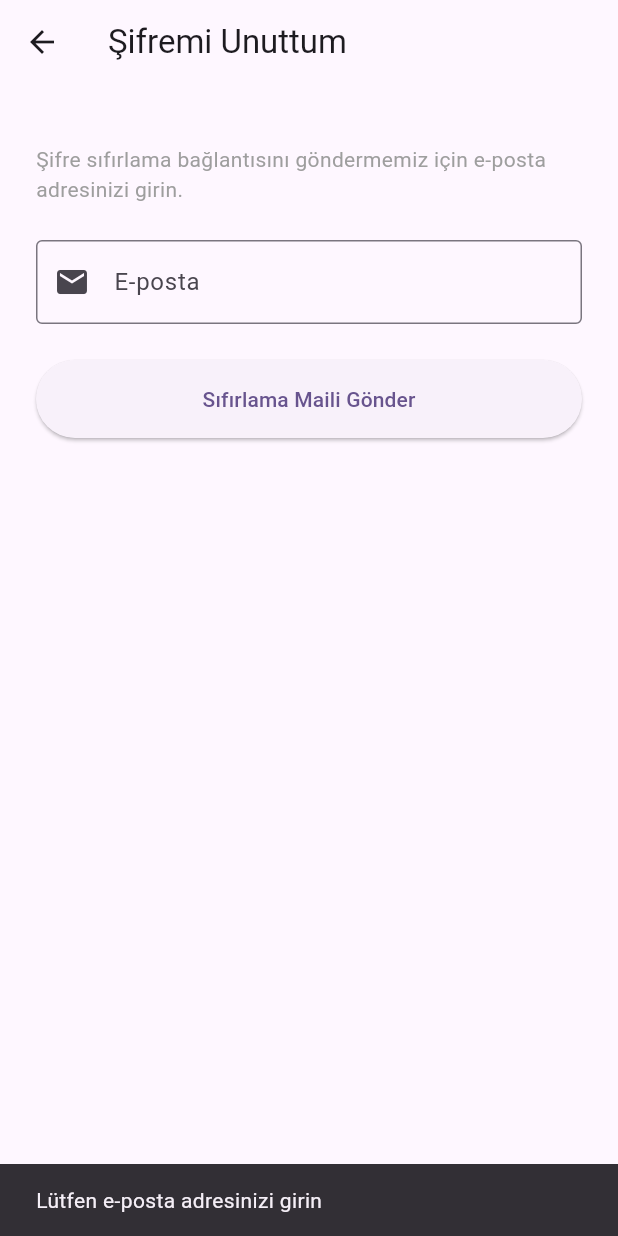
After one commit to onuryr/hadi-app, a Flutter app: the ForgotPasswordScreen screen opened directly, after a tap on "Sıfırlama Maili Gönder", on a phone screen of 412 x 824 dp. The commit adds this screen. Run offline on Flutter 3.47's test engine with Material 3 defaults, Android fonts, the phone set to English and light mode, and no system bars; our stand-ins replace cached_network_image, firebase_core, firebase_messaging, flutter_local_notifications, geocoding, geolocator and 4 more; accounts and stored records are empty.

Commit message:
feat(HAD-25): add forgot password screen and deep link config
- Add ForgotPasswordScreen: email input, loading state, success/error
  handling, calls resetPasswordForEmail with redirectTo hadi://reset-password
- Add Sifremi Unuttum link on LoginScreen below password field (login mode only)
- Add hadi://reset-password intent-filter to AndroidManifest

Note: Supabase Dashboard redirect URL (hadi://reset-password) needs to
be added by CTO under Auth > URL Configuration.

Co-Authored-By: Paperclip <noreply@paperclip.ing>

```diff
--- /dev/null
+++ b/lib/screens/forgot_password_screen.dart
@@ -0,0 +1,137 @@
+import 'package:flutter/material.dart';
+import 'package:supabase_flutter/supabase_flutter.dart';
+
+class ForgotPasswordScreen extends StatefulWidget {
+  const ForgotPasswordScreen({super.key});
+
+  @override
+  State<ForgotPasswordScreen> createState() => _ForgotPasswordScreenState();
+}
+
+class _ForgotPasswordScreenState extends State<ForgotPasswordScreen> {
+  final _supabase = Supabase.instance.client;
+  final _emailController = TextEditingController();
+  bool _loading = false;
+  bool _sent = false;
+
+  @override
+  void dispose() {
+    _emailController.dispose();
+    super.dispose();
+  }
+
+  Future<void> _sendResetEmail() async {
+    final email = _emailController.text.trim();
+    if (email.isEmpty) {
+      ScaffoldMessenger.of(context).showSnackBar(
+        const SnackBar(content: Text('Lütfen e-posta adresinizi girin')),
+      );
+      return;
+    }
+    if (!RegExp(r'^[^@]+@[^@]+\.[^@]+').hasMatch(email)) {
+      ScaffoldMessenger.of(context).showSnackBar(
+        const SnackBar(content: Text('Geçerli bir e-posta adresi girin')),
+      );
+      return;
+    }
+
+    setState(() => _loading = true);
+    try {
+      await _supabase.auth.resetPasswordForEmail(
+        email,
+        redirectTo: 'hadi://reset-password',
+      );
+      if (mounted) setState(() => _sent = true);
+    } on AuthException catch (e) {
+      if (mounted) {
+        ScaffoldMessenger.of(context).showSnackBar(
+          SnackBar(content: Text('Hata: ${e.message}')),
+        );
+      }
+    } catch (e) {
+      if (mounted) {
+        ScaffoldMessenger.of(context).showSnackBar(
+          SnackBar(content: Text('Hata: $e')),
+        );
+      }
+    } finally {
+      if (mounted) setState(() => _loading = false);
+    }
+  }
+
+  @override
+  Widget build(BuildContext context) {
+    return Scaffold(
+      appBar: AppBar(
+        title: const Text('Şifremi Unuttum'),
+      ),
+      body: SafeArea(
+        child: SingleChildScrollView(
+          padding: const EdgeInsets.all(24),
+          child: Column(
+            crossAxisAlignment: CrossAxisAlignment.stretch,
+            children: [
+              const SizedBox(height: 16),
+              const Text(
+                'Şifre sıfırlama bağlantısını göndermemiz için e-posta adresinizi girin.',
+                style: TextStyle(color: Colors.grey),
+              ),
+              const SizedBox(height: 24),
+              TextField(
+                controller: _emailController,
+                keyboardType: TextInputType.emailAddress,
+                enabled: !_sent,
+                decoration: const InputDecoration(
+                  labelText: 'E-posta',
+                  border: OutlineInputBorder(),
+                  prefixIcon: Icon(Icons.email),
+                ),
+              ),
+              const SizedBox(height: 24),
+              if (_sent) ...[
+                Container(
+                  padding: const EdgeInsets.all(16),
+                  decoration: BoxDecoration(
+                    color: Colors.green.shade50,
+                    borderRadius: BorderRadius.circular(8),
+                    border: Border.all(color: Colors.green.shade200),
+                  ),
+                  child: Row(
+                    crossAxisAlignment: CrossAxisAlignment.start,
+                    children: [
+                      Icon(Icons.check_circle, color: Colors.green.shade700),
+                      const SizedBox(width: 12),
+                      const Expanded(
+                        child: Text(
+                          'Şifre sıfırlama bağlantısı e-posta adresinize gönderildi. Spam kutusunu da kontrol edin.',
+                        ),
+                      ),
+                    ],
+                  ),
+                ),
+                const SizedBox(height: 16),
+                TextButton(
+                  onPressed: () => Navigator.of(context).pop(),
+                  child: const Text('Giriş ekranına dön'),
+                ),
+              ] else
+                ElevatedButton(
+                  onPressed: _loading ? null : _sendResetEmail,
+                  style: ElevatedButton.styleFrom(
+                    padding: const EdgeInsets.symmetric(vertical: 16),
+                  ),
+                  child: _loading
+                      ? const SizedBox(
+                          height: 20,
+                          width: 20,
+                          child: CircularProgressIndicator(strokeWidth: 2),
+                        )
+                      : const Text('Sıfırlama Maili Gönder'),
+                ),
+            ],
+          ),
+        ),
+      ),
+    );
+  }
+}
--- a/lib/screens/login_screen.dart
+++ b/lib/screens/login_screen.dart
@@ -1,6 +1,7 @@
 import 'package:flutter/material.dart';
 import 'package:supabase_flutter/supabase_flutter.dart';
 import '../services/notification_service.dart';
+import 'forgot_password_screen.dart';
 import 'home_screen.dart';
 
 class LoginScreen extends StatefulWidget {
@@ -129,7 +130,7 @@ class _LoginScreenState extends State<LoginScreen> {
   Widget build(BuildContext context) {
     return Scaffold(
       body: SafeArea(
-        child: Padding(
+        child: SingleChildScrollView(
           padding: const EdgeInsets.all(24),
           child: Column(
             mainAxisAlignment: MainAxisAlignment.center,
@@ -171,6 +172,21 @@ class _LoginScreenState extends State<LoginScreen> {
                       icon: Icon(_obscurePassword ? Icons.visibility : Icons.visibility_off),
                       onPressed: () => setState(() => _obscurePassword = !_obscurePassword),
                     ),
+                  ),
+                ),
+              if (!_awaitingOtp && !_isSignup)
+                Align(
+                  alignment: Alignment.centerRight,
+                  child: TextButton(
+                    onPressed: _loading
+                        ? null
+                        : () => Navigator.push(
+                              context,
+                              MaterialPageRoute(
+                                builder: (_) => const ForgotPasswordScreen(),
+                              ),
+                            ),
+                    child: const Text('Şifremi Unuttum'),
                   ),
                 ),
               if (_awaitingOtp)
```
Also changed, not shown: 1 other file.
